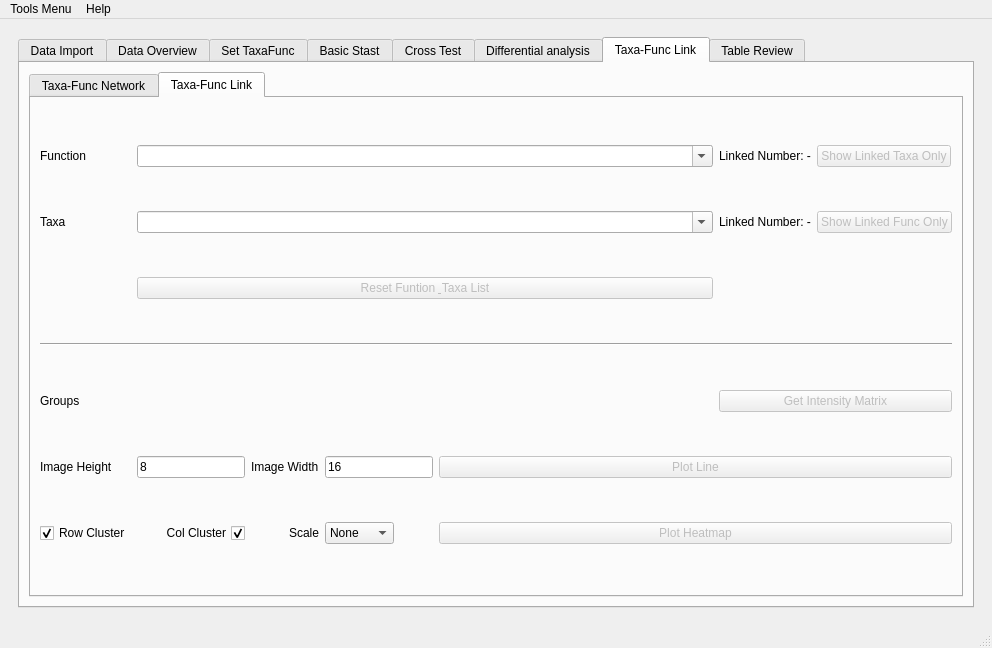
First picture: the form in utils/MetaX_GUI/MainWindow.ui, repository byemaxx/MetaX, before the edit.
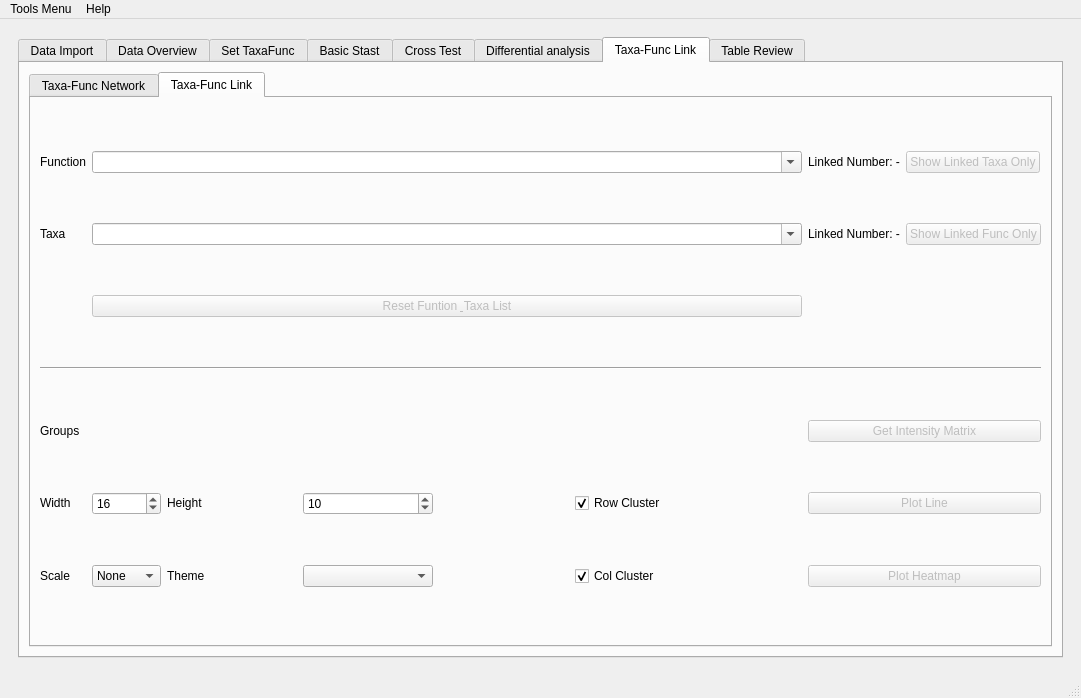
Second picture: the form after the edit. The open tabs and pages were chosen to show the change.

```diff
--- a/utils/MetaX_GUI/MainWindow.ui
+++ b/utils/MetaX_GUI/MainWindow.ui
@@ -6,8 +6,8 @@
    <rect>
     <x>0</x>
     <y>0</y>
-    <width>992</width>
-    <height>648</height>
+    <width>1081</width>
+    <height>698</height>
    </rect>
   </property>
   <property name="sizePolicy">
@@ -1933,7 +1933,36 @@
                 <string>Taxa-Func Link</string>
                </attribute>
                <layout class="QGridLayout" name="gridLayout_4">
-                <item row="1" column="6">
+                <item row="0" column="8">
+                 <widget class="QPushButton" name="pushButton_others_show_linked_taxa">
+                  <property name="enabled">
+                   <bool>false</bool>
+                  </property>
+                  <property name="sizePolicy">
+                   <sizepolicy hsizetype="Fixed" vsizetype="Fixed">
+                    <horstretch>0</horstretch>
+                    <verstretch>0</verstretch>
+                   </sizepolicy>
+                  </property>
+                  <property name="text">
+                   <string>Show Linked Taxa Only</string>
+                  </property>
+                 </widget>
+                </item>
+                <item row="1" column="1" colspan="6">
+                 <widget class="QComboBox" name="comboBox_others_taxa">
+                  <property name="sizePolicy">
+                   <sizepolicy hsizetype="Preferred" vsizetype="Fixed">
+                    <horstretch>0</horstretch>
+                    <verstretch>0</verstretch>
+                   </sizepolicy>
+                  </property>
+                  <property name="editable">
+                   <bool>true</bool>
+                  </property>
+                 </widget>
+                </item>
+                <item row="1" column="8">
                  <widget class="QPushButton" name="pushButton_others_show_linked_func">
                   <property name="enabled">
                    <bool>false</bool>
@@ -1949,21 +1978,51 @@
                   </property>
                  </widget>
                 </item>
-                <item row="6" column="1">
-                 <widget class="QCheckBox" name="checkBox_others_hetatmap_col_cluster">
+                <item row="4" column="0">
+                 <widget class="QLabel" name="label_22">
+                  <property name="text">
+                   <string>Groups</string>
+                  </property>
+                 </widget>
+                </item>
+                <item row="5" column="3">
+                 <widget class="QSpinBox" name="spinBox_tflink_height">
+                  <property name="minimum">
+                   <number>1</number>
+                  </property>
+                  <property name="maximum">
+                   <number>1000</number>
+                  </property>
+                  <property name="value">
+                   <number>10</number>
+                  </property>
+                 </widget>
+                </item>
+                <item row="4" column="7" colspan="2">
+                 <widget class="QPushButton" name="pushButton_others_get_intensity_matrix">
+                  <property name="enabled">
+                   <bool>false</bool>
+                  </property>
                   <property name="sizePolicy">
                    <sizepolicy hsizetype="Preferred" vsizetype="Fixed">
                     <horstretch>0</horstretch>
                     <verstretch>0</verstretch>
                    </sizepolicy>
                   </property>
-                  <property name="layoutDirection">
-                   <enum>Qt::RightToLeft</enum>
-                  </property>
                   <property name="text">
-                   <string>Col Cluster</string>
+                   <string>Get Intensity Matrix</string>
                   </property>
-                  <property name="checked">
+                 </widget>
+                </item>
+                <item row="0" column="1" colspan="6">
+                 <widget class="QComboBox" name="comboBox_others_func">
+                  <property name="sizePolicy">
+                   <sizepolicy hsizetype="Preferred" vsizetype="Fixed">
+                    <horstretch>0</horstretch>
+                    <verstretch>0</verstretch>
+                   </sizepolicy>
+                  </property>
+                  <property name="editable">
                    <bool>true</bool>
                   </property>
                  </widget>
@@ -1981,88 +2040,72 @@
                   </property>
                  </widget>
                 </item>
-                <item row="6" column="4" colspan="3">
-                 <widget class="QPushButton" name="pushButton_others_plot_heatmap">
-                  <property name="enabled">
-                   <bool>false</bool>
-                  </property>
-                  <property name="sizePolicy">
-                   <sizepolicy hsizetype="Preferred" vsizetype="Fixed">
-                    <horstretch>0</horstretch>
-                    <verstretch>0</verstretch>
-                   </sizepolicy>
-                  </property>
-                  <property name="text">
-                   <string>Plot Heatmap</string>
-                  </property>
-                 </widget>
-                </item>
-                <item row="5" column="0">
-                 <widget class="QLabel" name="label_20">
-                  <property name="sizePolicy">
-                   <sizepolicy hsizetype="Preferred" vsizetype="Fixed">
-                    <horstretch>0</horstretch>
-                    <verstretch>0</verstretch>
-                   </sizepolicy>
-                  </property>
-                  <property name="text">
-                   <string>Image Height</string>
-                  </property>
-                 </widget>
-                </item>
-                <item row="5" column="4" colspan="3">
-                 <widget class="QPushButton" name="pushButton_others_plot_line">
-                  <property name="enabled">
-                   <bool>false</bool>
-                  </property>
-                  <property name="sizePolicy">
-                   <sizepolicy hsizetype="Preferred" vsizetype="Fixed">
-                    <horstretch>0</horstretch>
-                    <verstretch>0</verstretch>
-                   </sizepolicy>
-                  </property>
-                  <property name="text">
-                   <string>Plot Line</string>
-                  </property>
-                 </widget>
-                </item>
-                <item row="1" column="0">
-                 <widget class="QLabel" name="label_19">
-                  <property name="sizePolicy">
-                   <sizepolicy hsizetype="Fixed" vsizetype="Fixed">
-                    <horstretch>0</horstretch>
-                    <verstretch>0</verstretch>
-                   </sizepolicy>
-                  </property>
-                  <property name="text">
-                   <string>Taxa</string>
-                  </property>
-                 </widget>
-                </item>
-                <item row="3" column="0" colspan="7">
+                <item row="3" column="0" colspan="9">
                  <widget class="Line" name="line_3">
                   <property name="orientation">
                    <enum>Qt::Horizontal</enum>
                   </property>
                  </widget>
                 </item>
-                <item row="4" column="1" colspan="4">
-                 <layout class="QGridLayout" name="gridLayout_tflink_group"/>
+                <item row="1" column="7">
+                 <widget class="QLabel" name="label_others_taxa_num">
+                  <property name="text">
+                   <string>Linked Number: -</string>
+                  </property>
+                 </widget>
+                </item>
+                <item row="1" column="0">
+                 <widget class="QLabel" name="label_19">
+                  <property name="sizePolicy">
+                   <sizepolicy hsizetype="Fixed" vsizetype="Fixed">
+                    <horstretch>0</horstretch>
+                    <verstretch>0</verstretch>
+                   </sizepolicy>
+                  </property>
+                  <property name="text">
+                   <string>Taxa</string>
+                  </property>
+                 </widget>
+                </item>
+                <item row="6" column="1">
+                 <widget class="QComboBox" name="comboBox_others_hetatmap_scale">
+                  <property name="sizePolicy">
+                   <sizepolicy hsizetype="Fixed" vsizetype="Fixed">
+                    <horstretch>0</horstretch>
+                    <verstretch>0</verstretch>
+                   </sizepolicy>
+                  </property>
+                  <item>
+                   <property name="text">
+                    <string>None</string>
+                   </property>
+                  </item>
+                  <item>
+                   <property name="text">
+                    <string>row</string>
+                   </property>
+                  </item>
+                  <item>
+                   <property name="text">
+                    <string>column</string>
+                   </property>
+                  </item>
+                 </widget>
                 </item>
                 <item row="5" column="1">
-                 <widget class="QLineEdit" name="lineEdit_others_fig_width">
-                  <property name="sizePolicy">
-                   <sizepolicy hsizetype="Fixed" vsizetype="Fixed">
-                    <horstretch>0</horstretch>
-                    <verstretch>0</verstretch>
-                   </sizepolicy>
+                 <widget class="QSpinBox" name="spinBox_tflink_width">
+                  <property name="minimum">
+                   <number>1</number>
                   </property>
-                  <property name="text">
-                   <string>8</string>
+                  <property name="maximum">
+                   <number>1000</number>
+                  </property>
+                  <property name="value">
+                   <number>16</number>
                   </property>
                  </widget>
                 </item>
-                <item row="0" column="5">
+                <item row="0" column="7">
                  <widget class="QLabel" name="label_others_func_num">
                   <property name="sizePolicy">
                    <sizepolicy hsizetype="Fixed" vsizetype="Preferred">
@@ -2075,59 +2118,23 @@
                   </property>
                  </widget>
                 </item>
-                <item row="0" column="6">
-                 <widget class="QPushButton" name="pushButton_others_show_linked_taxa">
-                  <property name="enabled">
-                   <bool>false</bool>
-                  </property>
-                  <property name="sizePolicy">
-                   <sizepolicy hsizetype="Fixed" vsizetype="Fixed">
-                    <horstretch>0</horstretch>
-                    <verstretch>0</verstretch>
-                   </sizepolicy>
-                  </property>
-                  <property name="text">
-                   <string>Show Linked Taxa Only</string>
-                  </property>
-                 </widget>
+                <item row="4" column="1" colspan="6">
+                 <layout class="QGridLayout" name="gridLayout_tflink_group"/>
                 </item>
-                <item row="4" column="0">
-                 <widget class="QLabel" name="label_22">
-                  <property name="text">
-                   <string>Groups</string>
-                  </property>
-                 </widget>
-                </item>
-                <item row="6" column="0">
-                 <widget class="QCheckBox" name="checkBox_others_hetatmap_row_cluster">
+                <item row="6" column="2">
+                 <widget class="QLabel" name="label_61">
                   <property name="sizePolicy">
-                   <sizepolicy hsizetype="Preferred" vsizetype="Fixed">
+                   <sizepolicy hsizetype="Preferred" vsizetype="Preferred">
                     <horstretch>0</horstretch>
                     <verstretch>0</verstretch>
                    </sizepolicy>
                   </property>
                   <property name="text">
-                   <string>Row Cluster</string>
+                   <string>Theme</string>
                   </property>
-                  <property name="checked">
-                   <bool>true</bool>
-                  </property>
                  </widget>
                 </item>
-                <item row="1" column="1" colspan="4">
-                 <widget class="QComboBox" name="comboBox_others_taxa">
-                  <property name="sizePolicy">
-                   <sizepolicy hsizetype="Preferred" vsizetype="Fixed">
-                    <horstretch>0</horstretch>
-                    <verstretch>0</verstretch>
-                   </sizepolicy>
-                  </property>
-                  <property name="editable">
-                   <bool>true</bool>
-                  </property>
-                 </widget>
-                </item>
-                <item row="2" column="1" colspan="4">
+                <item row="2" column="1" colspan="6">
                  <widget class="QPushButton" name="pushButton_others_fresh_taxa_func">
                   <property name="enabled">
                    <bool>false</bool>
@@ -2143,114 +2150,125 @@
                   </property>
                  </widget>
                 </item>
-                <item row="4" column="5" colspan="2">
-                 <widget class="QPushButton" name="pushButton_others_get_intensity_matrix">
-                  <property name="enabled">
-                   <bool>false</bool>
-                  </property>
-                  <property name="sizePolicy">
-                   <sizepolicy hsizetype="Preferred" vsizetype="Fixed">
-                    <horstretch>0</horstretch>
-                    <verstretch>0</verstretch>
-                   </sizepolicy>
-                  </property>
-                  <property name="text">
-                   <string>Get Intensity Matrix</string>
-                  </property>
-                 </widget>
-                </item>
-                <item row="5" column="2">
-                 <widget class="QLabel" name="label_21">
-                  <property name="sizePolicy">
-                   <sizepolicy hsizetype="Fixed" vsizetype="Fixed">
-                    <horstretch>0</horstretch>
-                    <verstretch>0</verstretch>
-                   </sizepolicy>
-                  </property>
-                  <property name="text">
-                   <string>Image Width</string>
-                  </property>
-                 </widget>
-                </item>
-                <item row="6" column="2">
+                <item row="6" column="0">
                  <widget class="QLabel" name="label_23">
                   <property name="sizePolicy">
-                   <sizepolicy hsizetype="Fixed" vsizetype="Preferred">
+                   <sizepolicy hsizetype="Preferred" vsizetype="Preferred">
                     <horstretch>0</horstretch>
                     <verstretch>0</verstretch>
                    </sizepolicy>
                   </property>
                   <property name="layoutDirection">
-                   <enum>Qt::RightToLeft</enum>
+                   <enum>Qt::LeftToRight</enum>
                   </property>
                   <property name="text">
                    <string>Scale</string>
                   </property>
                   <property name="alignment">
-                   <set>Qt::AlignCenter</set>
+                   <set>Qt::AlignLeading|Qt::AlignLeft|Qt::AlignVCenter</set>
+                  </property>
+                 </widget>
+                </item>
+                <item row="5" column="2">
+                 <widget class="QLabel" name="label_20">
+                  <property name="sizePolicy">
+                   <sizepolicy hsizetype="Preferred" vsizetype="Fixed">
+                    <horstretch>0</horstretch>
+                    <verstretch>0</verstretch>
+                   </sizepolicy>
+                  </property>
+                  <property name="text">
+                   <string>Height</string>
+                  </property>
+                 </widget>
+                </item>
+                <item row="5" column="0">
+                 <widget class="QLabel" name="label_21">
+                  <property name="sizePolicy">
+                   <sizepolicy hsizetype="Fixed" vsizetype="Fixed">
+                    <horstretch>0</horstretch>
+                    <verstretch>0</verstretch>
+                   </sizepolicy>
+                  </property>
+                  <property name="text">
+                   <string>Width</string>
+                  </property>
+                 </widget>
+                </item>
+                <item row="5" column="7" colspan="2">
+                 <widget class="QPushButton" name="pushButton_others_plot_line">
+                  <property name="enabled">
+                   <bool>false</bool>
+                  </property>
+                  <property name="sizePolicy">
+                   <sizepolicy hsizetype="Preferred" vsizetype="Fixed">
+                    <horstretch>0</horstretch>
+                    <verstretch>0</verstretch>
+                   </sizepolicy>
+                  </property>
+                  <property name="text">
+                   <string>Plot Line</string>
+                  </property>
+                 </widget>
+                </item>
+                <item row="6" column="7" colspan="2">
+                 <widget class="QPushButton" name="pushButton_others_plot_heatmap">
+                  <property name="enabled">
+                   <bool>false</bool>
+                  </property>
+                  <property name="sizePolicy">
+                   <sizepolicy hsizetype="Preferred" vsizetype="Fixed">
+                    <horstretch>0</horstretch>
+                    <verstretch>0</verstretch>
+                   </sizepolicy>
+                  </property>
+                  <property name="text">
+                   <string>Plot Heatmap</string>
+                  </property>
+                 </widget>
+                </item>
+                <item row="5" column="5">
+                 <widget class="QCheckBox" name="checkBox_others_hetatmap_row_cluster">
+                  <property name="sizePolicy">
+                   <sizepolicy hsizetype="Preferred" vsizetype="Fixed">
+                    <horstretch>0</horstretch>
+                    <verstretch>0</verstretch>
+                   </sizepolicy>
+                  </property>
+                  <property name="text">
+                   <string>Row Cluster</string>
+                  </property>
+                  <property name="checked">
+                   <bool>true</bool>
+                  </property>
+                 </widget>
+                </item>
+                <item row="6" column="5">
+                 <widget class="QCheckBox" name="checkBox_others_hetatmap_col_cluster">
+                  <property name="sizePolicy">
+                   <sizepolicy hsizetype="Fixed" vsizetype="Fixed">
+                    <horstretch>0</horstretch>
+                    <verstretch>0</verstretch>
+                   </sizepolicy>
+                  </property>
+                  <property name="layoutDirection">
+                   <enum>Qt::LeftToRight</enum>
+                  </property>
+                  <property name="text">
+                   <string>Col Cluster</string>
+                  </property>
+                  <property name="checked">
+                   <bool>true</bool>
                   </property>
                  </widget>
                 </item>
                 <item row="6" column="3">
-                 <widget class="QComboBox" name="comboBox_others_hetatmap_scale">
-                  <property name="sizePolicy">
-                   <sizepolicy hsizetype="Fixed" vsizetype="Fixed">
-                    <horstretch>0</horstretch>
-                    <verstretch>0</verstretch>
-                   </sizepolicy>
-                  </property>
-                  <item>
-                   <property name="text">
-                    <string>None</string>
-                   </property>
-                  </item>
-                  <item>
-                   <property name="text">
-                    <string>row</string>
-                   </property>
-                  </item>
-                  <item>
-                   <property name="text">
-                    <string>column</string>
-                   </property>
-                  </item>
-                  <item>
-                   <property name="text">
-                    <string>both</string>
-                   </property>
-                  </item>
-                 </widget>
-                </item>
-                <item row="1" column="5">
-                 <widget class="QLabel" name="label_others_taxa_num">
-                  <property name="text">
-                   <string>Linked Number: -</string>
-                  </property>
-                 </widget>
-                </item>
-                <item row="0" column="1" colspan="4">
-                 <widget class="QComboBox" name="comboBox_others_func">
+                 <widget class="QComboBox" name="comboBox_tflink_cmap">
                   <property name="sizePolicy">
                    <sizepolicy hsizetype="Preferred" vsizetype="Fixed">
                     <horstretch>0</horstretch>
                     <verstretch>0</verstretch>
                    </sizepolicy>
-                  </property>
-                  <property name="editable">
-                   <bool>true</bool>
-                  </property>
-                 </widget>
-                </item>
-                <item row="5" column="3">
-                 <widget class="QLineEdit" name="lineEdit_others_fig_length">
-                  <property name="sizePolicy">
-                   <sizepolicy hsizetype="Fixed" vsizetype="Fixed">
-                    <horstretch>0</horstretch>
-                    <verstretch>0</verstretch>
-                   </sizepolicy>
-                  </property>
-                  <property name="text">
-                   <string>16</string>
                   </property>
                  </widget>
                 </item>
@@ -2630,7 +2648,7 @@
     <rect>
      <x>0</x>
      <y>0</y>
-     <width>992</width>
+     <width>1081</width>
      <height>26</height>
     </rect>
    </property>
```
Left out of the diff: 326 changed lines with no effect on the pictures.
